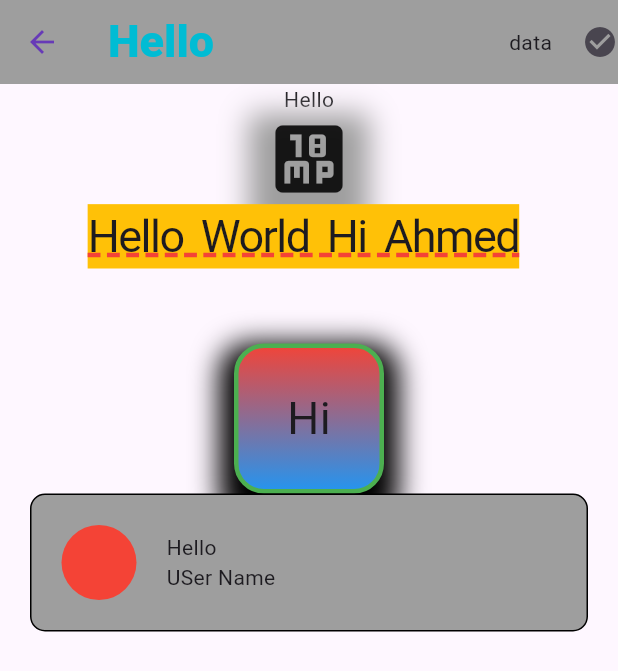
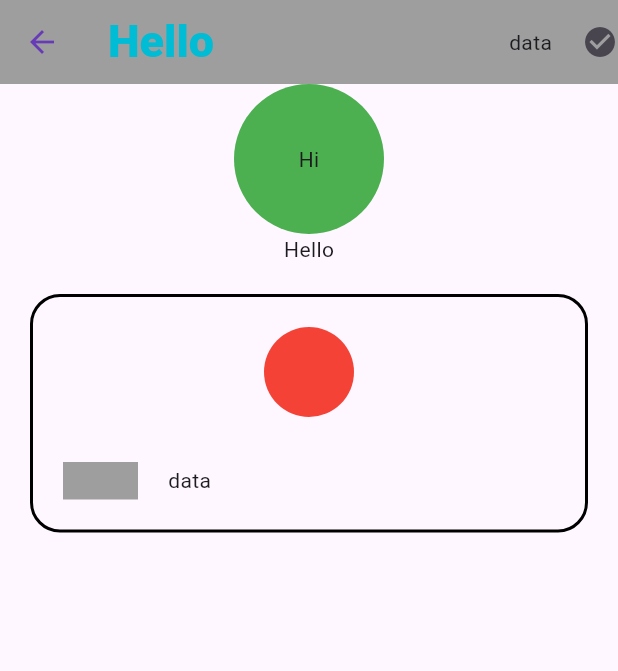
Before and after one commit to a-saber/nti8_flutter, a Flutter app: the screen it shows after launch, on a phone screen of 412 x 824 dp. Shown: the top 671 px of the screen. Run offline on Flutter 3.47's test engine with Material 3 defaults, Android fonts, the phone set to English and light mode, and no system bars.

Commit message:
column row

```diff
--- a/lib/main.dart
+++ b/lib/main.dart
@@ -18,6 +18,7 @@ class MyApp extends StatelessWidget{
   }
 
 }
+
 
 class HomeScreen extends StatelessWidget {
   const HomeScreen({super.key});
@@ -42,112 +43,68 @@ class HomeScreen extends StatelessWidget {
       ),
 
       body: Column(
-        mainAxisAlignment: MainAxisAlignment.start,
-        crossAxisAlignment: CrossAxisAlignment.center,
-        children: [
-          Center(child: Text('Hello')),
-          Container(
-              decoration: BoxDecoration(
-                  boxShadow: [
-                    BoxShadow(
-                        offset: Offset(0, 10),
-                        color: Colors.grey,
-                        blurRadius: 15,
-                        spreadRadius: 10
-                    )
-                  ]
-              ),
-              child: Icon(Icons.eighteen_mp, size: 60,)),
-
-
-          Container(
-            child: Text('Hello World Hi Ahmed ', style: TextStyle(
-              fontSize: 30,
-              backgroundColor: Colors.amber,
-              letterSpacing: -1,
-              wordSpacing: 5,
-              decoration: TextDecoration.underline,
-              decorationColor: Colors.red,
-              decorationThickness: 2,
-              decorationStyle: TextDecorationStyle.dashed
-            ),),
-          ),
-          SizedBox(height: 50,),
-
+        children:
+        [
+          //
           Container(
             width: 100,
             height: 100,
-            // color: Colors.grey,
             decoration: BoxDecoration(
-              // color: Colors.red,
-              borderRadius: BorderRadius.circular(20),
-              // shape: BoxShape.circle,
-              gradient: LinearGradient(
-                  begin: Alignment.topCenter,
-                  end: Alignment.bottomCenter,
-                  colors: [
-                Colors.red,
-                // Colors.black,
-                Colors.blue,
-              ]),
-              border: Border.all(
-                color: Colors.green,
-                width: 3
-              ),
-              boxShadow: [
-                BoxShadow(
-                  offset: Offset(0, 10),
-                  color: Colors.black,
-                  blurRadius: 15,
-                  spreadRadius: 10
-                )
-              ]
-
+              shape: BoxShape.circle,
+              color: Colors.green
             ),
             alignment: Alignment.center,
-            child: Text('Hi', style: TextStyle(
-              fontSize: 30
-            ),),
+            child: Text('Hi'),
           ),
 
+          //
 
+          Text('Hello'),
+
+
+          //
           Padding(
-            padding: EdgeInsets.symmetric(
-              horizontal: 20
-            ),
+            padding: const EdgeInsets.all(20.0),
             child: Container(
               decoration: BoxDecoration(
-                color: Colors.grey,
+                borderRadius: BorderRadius.circular(20),
                 border: Border.all(
-                  color: Colors.black
-                ),
-                borderRadius: BorderRadius.circular(10)
+                  color: Colors.black,
+                  width: 2
+                )
               ),
-              child: Padding(
-                padding: EdgeInsets.all(20.0),
-                child: Row(
-                  children: [
-                    Container(
-                      height: 50,
-                      width: 50,
-                      decoration: BoxDecoration(
-                        shape: BoxShape.circle,
-                        color: Colors.red
+              padding: EdgeInsets.all(20),
+              child: Column(
+                children:
+                [
+                  //
+                  CircleAvatar(
+                    radius: 30,
+                    backgroundColor: Colors.red,
+                  ),
+
+                  SizedBox(height: 30,),
+
+                  //
+                  Row(
+                    children: [
+                      //
+                      Container(
+                        width: 50,
+                        height: 25,
+                        color: Colors.grey,
                       ),
-                    ),
-                    SizedBox(width: 20,),
-                    Column(
-                      crossAxisAlignment: CrossAxisAlignment.start,
-                      children: [
-                        Text('Hello'),
-                        Text('USer Name'),
-                      ],
-                    )
-                  ],
-                ),
+
+                      SizedBox(width: 20,),
+                      //
+                      Text('data')
+                    ],
+                  )
+                ],
               ),
             ),
           )
+
         ],
       ),
 
```
